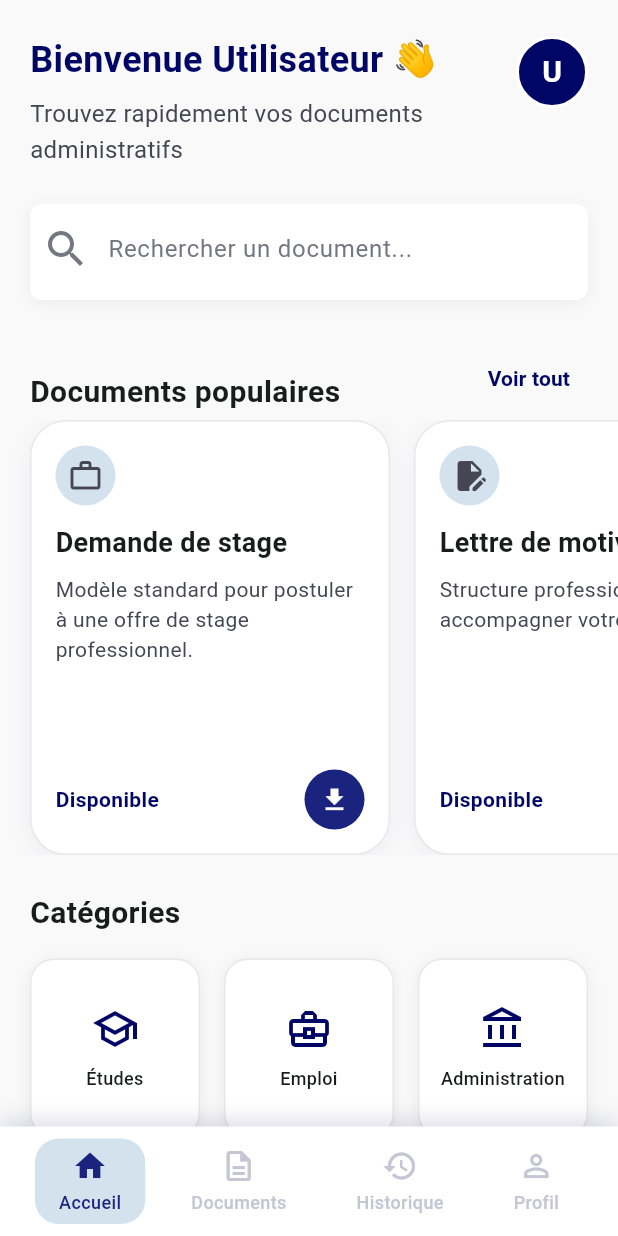
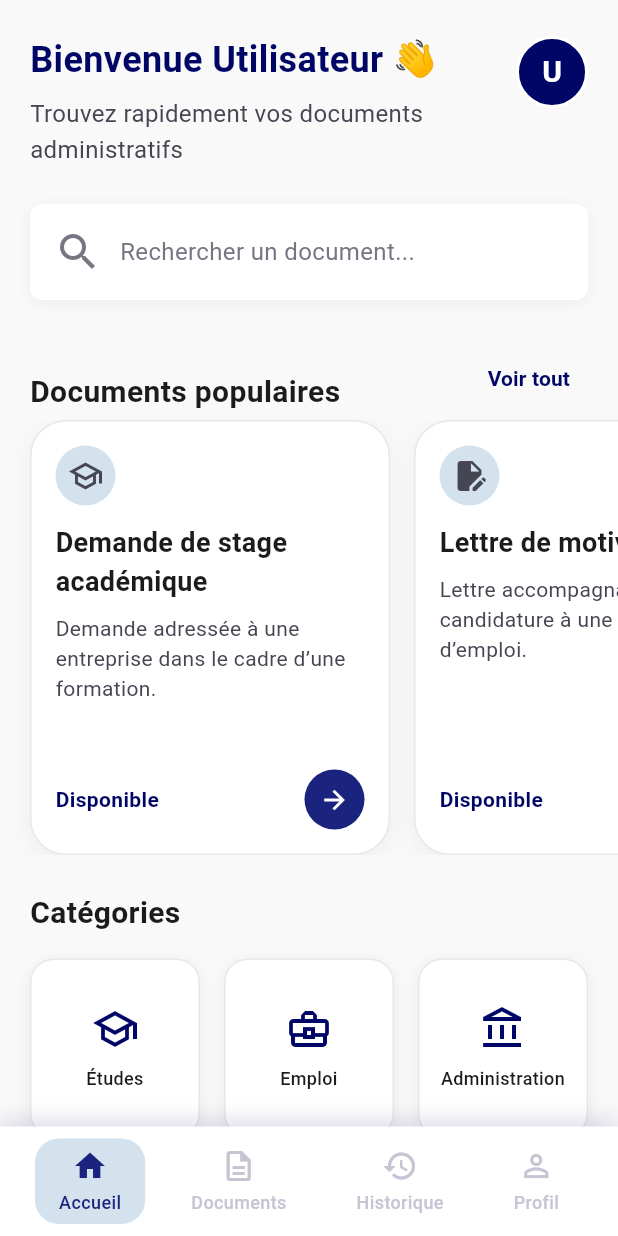
Before and after one commit to NMVG-pixel/MyApp, a Flutter app: the screen it shows once a user with an empty profile is signed in, on a phone screen of 412 x 824 dp. Run offline on Flutter 3.47's test engine with Material 3 defaults, Android fonts, the light colour scheme and no system bars; our stand-ins replace firebase_auth, firebase_core, pdf, printing, shared_preferences; missing offline and left inert: shared_preferences_web; accounts and stored records are empty.

Commit message:
Connexion de l'accueil au catalogue des documents

```diff
--- a/lib/views/home_view.dart
+++ b/lib/views/home_view.dart
@@ -1,8 +1,12 @@
 import 'package:firebase_auth/firebase_auth.dart';
 import 'package:flutter/material.dart';
 
+import '../controllers/document_controller.dart';
 import '../controllers/home_controller.dart';
 import '../models/document_category.dart';
+import '../models/document_model.dart';
+import 'document_detail_view.dart';
+import 'documents_view.dart';
 
 class HomeView extends StatelessWidget {
   const HomeView({super.key});
@@ -15,8 +19,14 @@ class HomeView extends StatelessWidget {
 
   @override
   Widget build(BuildContext context) {
-    final HomeController controller = HomeController();
-    final List<DocumentCategory> categories = controller.getCategories();
+    final HomeController homeController = HomeController();
+    final DocumentController documentController = DocumentController();
+
+    final List<DocumentCategory> categories =
+        homeController.getCategories();
+
+    final List<DocumentModel> popularDocuments =
+        documentController.getPopularDocuments();
 
     final User? user = FirebaseAuth.instance.currentUser;
 
@@ -46,7 +56,8 @@ class HomeView extends StatelessWidget {
                       children: [
                         Expanded(
                           child: Column(
-                            crossAxisAlignment: CrossAxisAlignment.start,
+                            crossAxisAlignment:
+                                CrossAxisAlignment.start,
                             children: [
                               Text(
                                 'Bienvenue $userName 👋',
@@ -74,7 +85,7 @@ class HomeView extends StatelessWidget {
 
                         const SizedBox(width: 16),
 
-                        // Avatar personnalisé
+                        // Avatar
                         Container(
                           width: 48,
                           height: 48,
@@ -105,7 +116,17 @@ class HomeView extends StatelessWidget {
                     // =========================
                     // RECHERCHE
                     // =========================
-                    Container(
+                    InkWell(
+                      borderRadius: BorderRadius.circular(8),
+                      onTap: () {
+                        Navigator.push(
+                          context,
+                          MaterialPageRoute(
+                            builder: (_) => const DocumentsView(),
+                          ),
+                        );
+                      },
+                      child: Container(
                         height: 64,
                         decoration: BoxDecoration(
                           color: Colors.white,
@@ -118,23 +139,23 @@ class HomeView extends StatelessWidget {
                             ),
                           ],
                         ),
-                      child: const TextField(
-                        decoration: InputDecoration(
-                          hintText: 'Rechercher un document...',
-                          hintStyle: TextStyle(
-                            color: Color(0xFF767683),
-                            fontSize: 16,
-                          ),
-                          prefixIcon: Icon(
+                        child: const Row(
+                          children: [
+                            SizedBox(width: 16),
+                            Icon(
                               Icons.search,
                               size: 32,
                               color: Color(0xFF767683),
                             ),
-                          border: InputBorder.none,
-                          contentPadding: EdgeInsets.symmetric(
-                            vertical: 18,
-                            horizontal: 8,
+                            SizedBox(width: 12),
+                            Text(
+                              'Rechercher un document...',
+                              style: TextStyle(
+                                color: Color(0xFF767683),
+                                fontSize: 16,
                               ),
+                            ),
+                          ],
                         ),
                       ),
                     ),
@@ -150,13 +171,17 @@ class HomeView extends StatelessWidget {
               child: Padding(
                 padding: const EdgeInsets.only(top: 12),
                 child: Column(
-                  crossAxisAlignment: CrossAxisAlignment.start,
+                  crossAxisAlignment:
+                      CrossAxisAlignment.start,
                   children: [
                     Padding(
-                      padding: const EdgeInsets.symmetric(horizontal: 20),
+                      padding:
+                          const EdgeInsets.symmetric(horizontal: 20),
                       child: Row(
-                        mainAxisAlignment: MainAxisAlignment.spaceBetween,
-                        crossAxisAlignment: CrossAxisAlignment.end,
+                        mainAxisAlignment:
+                            MainAxisAlignment.spaceBetween,
+                        crossAxisAlignment:
+                            CrossAxisAlignment.end,
                         children: [
                           const Text(
                             'Documents populaires',
@@ -169,7 +194,13 @@ class HomeView extends StatelessWidget {
 
                           TextButton(
                             onPressed: () {
-                              // Navigation vers le catalogue à venir.
+                              Navigator.push(
+                                context,
+                                MaterialPageRoute(
+                                  builder: (_) =>
+                                      const DocumentsView(),
+                                ),
+                              );
                             },
                             child: const Text(
                               'Voir tout',
@@ -188,35 +219,34 @@ class HomeView extends StatelessWidget {
 
                     SizedBox(
                       height: 290,
-                      child: ListView(
+                      child: popularDocuments.isEmpty
+                          ? const Center(
+                              child: Text(
+                                'Aucun document populaire.',
+                                style: TextStyle(
+                                  color: secondaryTextColor,
+                                ),
+                              ),
+                            )
+                          : ListView.separated(
                               scrollDirection: Axis.horizontal,
-                        padding: const EdgeInsets.symmetric(horizontal: 20),
-                        children: [
-                          _buildPopularDocumentCard(
-                            icon: Icons.work_outline,
-                            title: 'Demande de stage',
-                            description:
-                                'Modèle standard pour postuler à une offre de stage professionnel.',
+                              padding:
+                                  const EdgeInsets.symmetric(
+                                horizontal: 20,
                               ),
+                              itemCount: popularDocuments.length,
+                              separatorBuilder:
+                                  (context, index) =>
+                                      const SizedBox(width: 16),
+                              itemBuilder: (context, index) {
+                                final DocumentModel document =
+                                    popularDocuments[index];
 
-                          const SizedBox(width: 16),
-
-                          _buildPopularDocumentCard(
-                            icon: Icons.edit_document,
-                            title: 'Lettre de motivation',
-                            description:
-                                'Structure professionnelle pour accompagner votre CV.',
-                          ),
-
-                          const SizedBox(width: 16),
-
-                          _buildPopularDocumentCard(
-                            icon: Icons.badge_outlined,
-                            title: 'Demande d’emploi',
-                            description:
-                                'Format officiel pour une candidature spontanée.',
-                          ),
-                        ],
+                                return _buildPopularDocumentCard(
+                                  context,
+                                  document,
+                                );
+                              },
                             ),
                     ),
                   ],
@@ -229,9 +259,11 @@ class HomeView extends StatelessWidget {
             // =========================
             SliverToBoxAdapter(
               child: Padding(
-                padding: const EdgeInsets.fromLTRB(20, 24, 20, 32),
+                padding:
+                    const EdgeInsets.fromLTRB(20, 24, 20, 32),
                 child: Column(
-                  crossAxisAlignment: CrossAxisAlignment.start,
+                  crossAxisAlignment:
+                      CrossAxisAlignment.start,
                   children: [
                     const Text(
                       'Catégories',
@@ -246,7 +278,8 @@ class HomeView extends StatelessWidget {
 
                     GridView.builder(
                       shrinkWrap: true,
-                      physics: const NeverScrollableScrollPhysics(),
+                      physics:
+                          const NeverScrollableScrollPhysics(),
                       itemCount: categories.length,
                       gridDelegate:
                           const SliverGridDelegateWithFixedCrossAxisCount(
@@ -256,8 +289,12 @@ class HomeView extends StatelessWidget {
                         childAspectRatio: 0.95,
                       ),
                       itemBuilder: (context, index) {
+                        final DocumentCategory category =
+                            categories[index];
+
                         return _buildCategoryCard(
-                          categories[index],
+                          context,
+                          category,
                         );
                       },
                     ),
@@ -271,12 +308,19 @@ class HomeView extends StatelessWidget {
     );
   }
 
-  Widget _buildPopularDocumentCard({
-    required IconData icon,
-    required String title,
-    required String description,
-  }) {
-    return Container(
+  // =========================
+  // DOCUMENT POPULAIRE
+  // =========================
+  Widget _buildPopularDocumentCard(
+    BuildContext context,
+    DocumentModel document,
+  ) {
+    return InkWell(
+      borderRadius: BorderRadius.circular(24),
+      onTap: () {
+        _openDocument(context, document);
+      },
+      child: Container(
         width: 240,
         padding: const EdgeInsets.all(16),
         decoration: BoxDecoration(
@@ -294,7 +338,8 @@ class HomeView extends StatelessWidget {
           ],
         ),
         child: Column(
-        crossAxisAlignment: CrossAxisAlignment.start,
+          crossAxisAlignment:
+              CrossAxisAlignment.start,
           children: [
             Container(
               width: 40,
@@ -304,7 +349,7 @@ class HomeView extends StatelessWidget {
                 shape: BoxShape.circle,
               ),
               child: Icon(
-              icon,
+                _getIcon(document.icon),
                 color: secondaryTextColor,
               ),
             ),
@@ -312,8 +357,8 @@ class HomeView extends StatelessWidget {
             const SizedBox(height: 12),
 
             Text(
-            title,
-            maxLines: 1,
+              document.title,
+              maxLines: 2,
               overflow: TextOverflow.ellipsis,
               style: const TextStyle(
                 fontSize: 18,
@@ -326,8 +371,8 @@ class HomeView extends StatelessWidget {
 
             Expanded(
               child: Text(
-              description,
-              maxLines: 3,
+                document.description,
+                maxLines: 4,
                 overflow: TextOverflow.ellipsis,
                 style: const TextStyle(
                   fontSize: 14,
@@ -340,7 +385,8 @@ class HomeView extends StatelessWidget {
             const SizedBox(height: 12),
 
             Row(
-            mainAxisAlignment: MainAxisAlignment.spaceBetween,
+              mainAxisAlignment:
+                  MainAxisAlignment.spaceBetween,
               children: [
                 const Text(
                   'Disponible',
@@ -359,7 +405,7 @@ class HomeView extends StatelessWidget {
                     shape: BoxShape.circle,
                   ),
                   child: const Icon(
-                  Icons.download,
+                    Icons.arrow_forward,
                     color: Colors.white,
                     size: 20,
                   ),
@@ -368,10 +414,17 @@ class HomeView extends StatelessWidget {
             ),
           ],
         ),
+      ),
     );
   }
 
-  Widget _buildCategoryCard(DocumentCategory category) {
+  // =========================
+  // CATÉGORIE
+  // =========================
+  Widget _buildCategoryCard(
+    BuildContext context,
+    DocumentCategory category,
+  ) {
     return Container(
       decoration: BoxDecoration(
         color: Colors.white,
@@ -390,12 +443,20 @@ class HomeView extends StatelessWidget {
       child: InkWell(
         borderRadius: BorderRadius.circular(16),
         onTap: () {
-          // Navigation vers les documents de la catégorie à venir.
+          Navigator.push(
+            context,
+            MaterialPageRoute(
+              builder: (_) => DocumentsView(
+                initialCategory: category.title,
+              ),
+            ),
+          );
         },
         child: Padding(
           padding: const EdgeInsets.all(12),
           child: Column(
-            mainAxisAlignment: MainAxisAlignment.center,
+            mainAxisAlignment:
+                MainAxisAlignment.center,
             children: [
               Icon(
                 _getIcon(category.icon),
@@ -421,8 +482,79 @@ class HomeView extends StatelessWidget {
     );
   }
 
+  // =========================
+  // OUVERTURE DOCUMENT
+  // =========================
+  void _openDocument(
+    BuildContext context,
+    DocumentModel document,
+  ) {
+    Navigator.push(
+      context,
+      PageRouteBuilder(
+        transitionDuration:
+            const Duration(milliseconds: 350),
+        reverseTransitionDuration:
+            const Duration(milliseconds: 250),
+        pageBuilder: (
+          context,
+          animation,
+          secondaryAnimation,
+        ) {
+          return DocumentDetailView(
+            document: document,
+          );
+        },
+        transitionsBuilder: (
+          context,
+          animation,
+          secondaryAnimation,
+          child,
+        ) {
+          final CurvedAnimation curvedAnimation =
+              CurvedAnimation(
+            parent: animation,
+            curve: Curves.easeOutCubic,
+          );
+
+          return FadeTransition(
+            opacity: curvedAnimation,
+            child: SlideTransition(
+              position: Tween<Offset>(
+                begin: const Offset(0.05, 0),
+                end: Offset.zero,
+              ).animate(curvedAnimation),
+              child: child,
+            ),
+          );
+        },
+      ),
+    );
+  }
+
+  // =========================
+  // ICÔNES
+  // =========================
   IconData _getIcon(String icon) {
     switch (icon) {
+      case 'stage':
+        return Icons.school_outlined;
+
+      case 'motivation':
+        return Icons.edit_document;
+
+      case 'emploi':
+        return Icons.badge_outlined;
+
+      case 'administration':
+        return Icons.account_balance_outlined;
+
+      case 'lettre':
+        return Icons.mail_outline;
+
+      case 'attestation':
+        return Icons.verified_outlined;
+
       case 'work':
         return Icons.work_outline;
 
@@ -438,9 +570,6 @@ class HomeView extends StatelessWidget {
       case 'folder':
         return Icons.folder_open_outlined;
 
-      case 'administration':
-        return Icons.account_balance_outlined;
-
       case 'mail':
         return Icons.mail_outline;
 
```
Also changed, not shown: lib/views/documents_view.dart (+31 -1 lines). Lines whose indentation alone changed are shown as unchanged.
